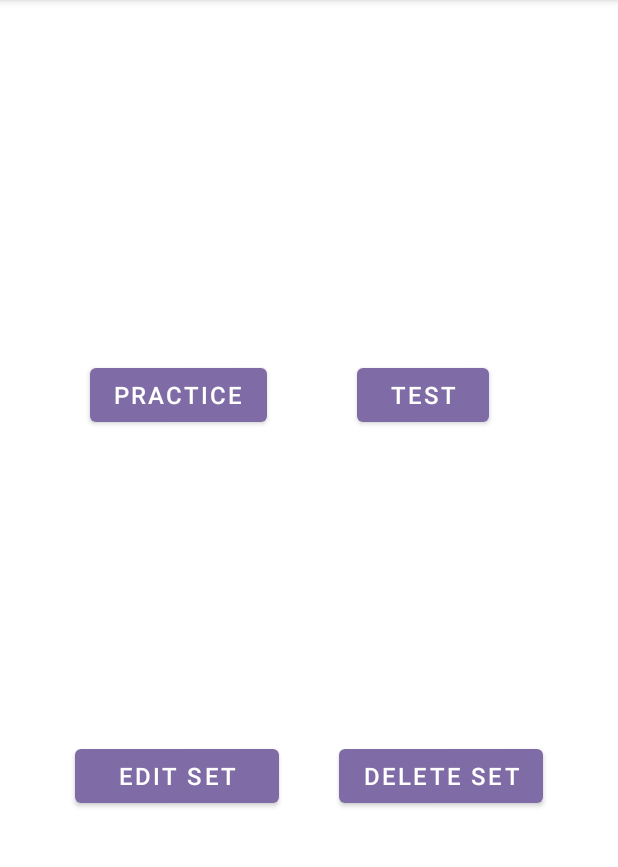
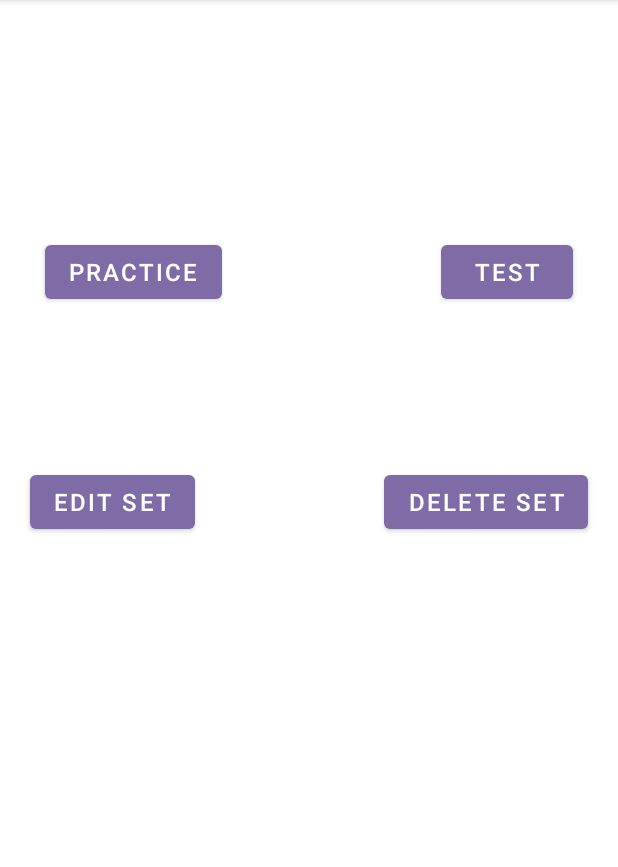
Before and after one commit to asubhedar/MyQuizApplication, an Android app: the PracticeActivity screen opened directly, with no data from a screen before it, on a phone screen of 412 x 824 dp, the part 84-951 px from its top. Run offline under Robolectric (Android 15) with nearby library versions, the phone set to English and light mode, and no system bars.

```diff
--- a/app/src/main/res/layout/set_options.xml
+++ b/app/src/main/res/layout/set_options.xml
@@ -23,73 +23,74 @@
         android:layout_width="match_parent"
         android:layout_height="match_parent">
 
-        <LinearLayout
-            android:id="@+id/llPracticeTest"
+        <androidx.constraintlayout.widget.ConstraintLayout
+            android:id="@+id/constraintLayout"
             android:layout_width="match_parent"
             android:layout_height="wrap_content"
-            android:layout_marginTop="92dp"
-            android:orientation="horizontal"
-            android:padding="30dp"
-            app:layout_constraintEnd_toEndOf="parent"
-            app:layout_constraintStart_toStartOf="parent"
-            app:layout_constraintTop_toTopOf="parent">
+            android:layout_marginTop="40dp"
+            app:layout_constraintTop_toTopOf="parent"
+            tools:layout_editor_absoluteX="0dp">
 
             <Button
                 android:id="@+id/btnPractice"
                 android:layout_width="wrap_content"
                 android:layout_height="wrap_content"
                 android:layout_margin="30dp"
-                android:layout_marginStart="30dp"
-                android:layout_marginEnd="30dp"
                 android:text="@string/practice"
                 android:textColor="@color/primaryTextColor"
-                android:textSize="16sp" />
+                android:textSize="16sp"
+                app:layout_constraintBottom_toBottomOf="parent"
+                app:layout_constraintStart_toStartOf="parent"
+                app:layout_constraintTop_toTopOf="parent" />
 
             <Button
                 android:id="@+id/btnTest"
                 android:layout_width="wrap_content"
                 android:layout_height="wrap_content"
                 android:layout_margin="30dp"
-                android:layout_marginStart="30dp"
-                android:layout_marginEnd="30dp"
                 android:text="@string/test"
                 android:textColor="@color/primaryTextColor"
-                android:textSize="16sp" />
-        </LinearLayout>
+                android:textSize="16sp"
+                app:layout_constraintBottom_toBottomOf="parent"
+                app:layout_constraintEnd_toEndOf="parent"
+                app:layout_constraintTop_toTopOf="parent" />
 
-        <LinearLayout
-            android:id="@+id/llEditDelete"
+        </androidx.constraintlayout.widget.ConstraintLayout>
+
+        <androidx.constraintlayout.widget.ConstraintLayout
             android:layout_width="match_parent"
             android:layout_height="wrap_content"
-            android:layout_marginTop="96dp"
-            android:orientation="horizontal"
-            android:padding="30dp"
-            app:layout_constraintEnd_toEndOf="parent"
-            app:layout_constraintHorizontal_bias="0.0"
-            app:layout_constraintStart_toStartOf="parent"
-            app:layout_constraintTop_toBottomOf="@+id/llPracticeTest">
+            app:layout_constraintBottom_toBottomOf="parent"
+            app:layout_constraintTop_toBottomOf="@+id/constraintLayout"
+            app:layout_constraintVertical_bias="0.125"
+            tools:layout_editor_absoluteX="0dp">
 
             <Button
                 android:id="@+id/btnEditSet"
                 android:layout_width="0dp"
                 android:layout_height="wrap_content"
                 android:layout_margin="20dp"
+                android:layout_marginStart="48dp"
                 android:layout_weight="1"
                 android:text="@string/edit_set"
                 android:textColor="@color/primaryTextColor"
-                android:textSize="16sp" />
+                android:textSize="16sp"
+                app:layout_constraintBottom_toBottomOf="parent"
+                app:layout_constraintStart_toStartOf="parent"
+                app:layout_constraintTop_toTopOf="parent" />
 
             <Button
                 android:id="@+id/btnDeleteSet"
                 android:layout_width="wrap_content"
                 android:layout_height="wrap_content"
                 android:layout_margin="20dp"
-                android:layout_marginTop="50dp"
-                android:layout_marginBottom="220dp"
                 android:text="@string/delete_set"
                 android:textColor="@color/primaryTextColor"
-                android:textSize="16sp" />
-        </LinearLayout>
+                android:textSize="16sp"
+                app:layout_constraintBottom_toBottomOf="parent"
+                app:layout_constraintEnd_toEndOf="parent"
+                app:layout_constraintTop_toTopOf="parent" />
+        </androidx.constraintlayout.widget.ConstraintLayout>
 
     </androidx.constraintlayout.widget.ConstraintLayout>
 
```
Also changed, not shown: app/src/main/java/com/example/myquizapplication/PracticeActivity.java (+20 -6 lines), app/src/main/java/com/example/myquizapplication/model/EditSetActivity.java (added, +64 -0 lines).
